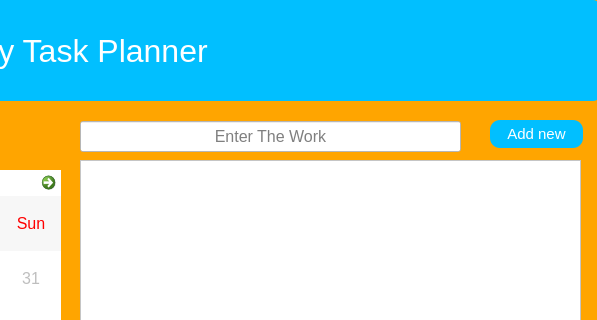
Above: mainui.ui from shivam151124/task-manager-using-python-ui before the change; both pictures show x 450 to 1047 and y 0 to 320 of the 1047 by 650 pixel window. Below: the same form after it.
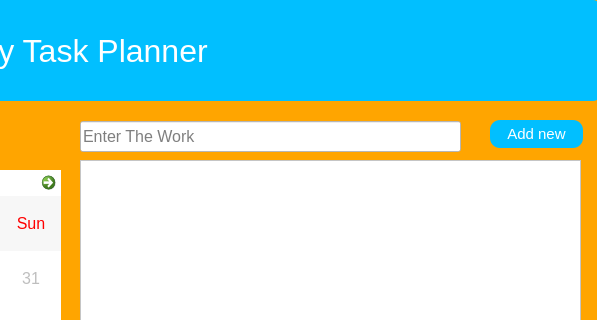
That is the form after the change.

Patch:
```diff
--- a/mainui.ui
+++ b/mainui.ui
@@ -118,9 +118,6 @@
 font-family:Arial;
 background-color:white;</string>
    </property>
-   <property name="alignment">
-    <set>Qt::AlignCenter</set>
-   </property>
    <property name="placeholderText">
     <string>Enter The Work</string>
    </property>
```
Left out of the diff: 2 changed lines with no effect on the pictures.
